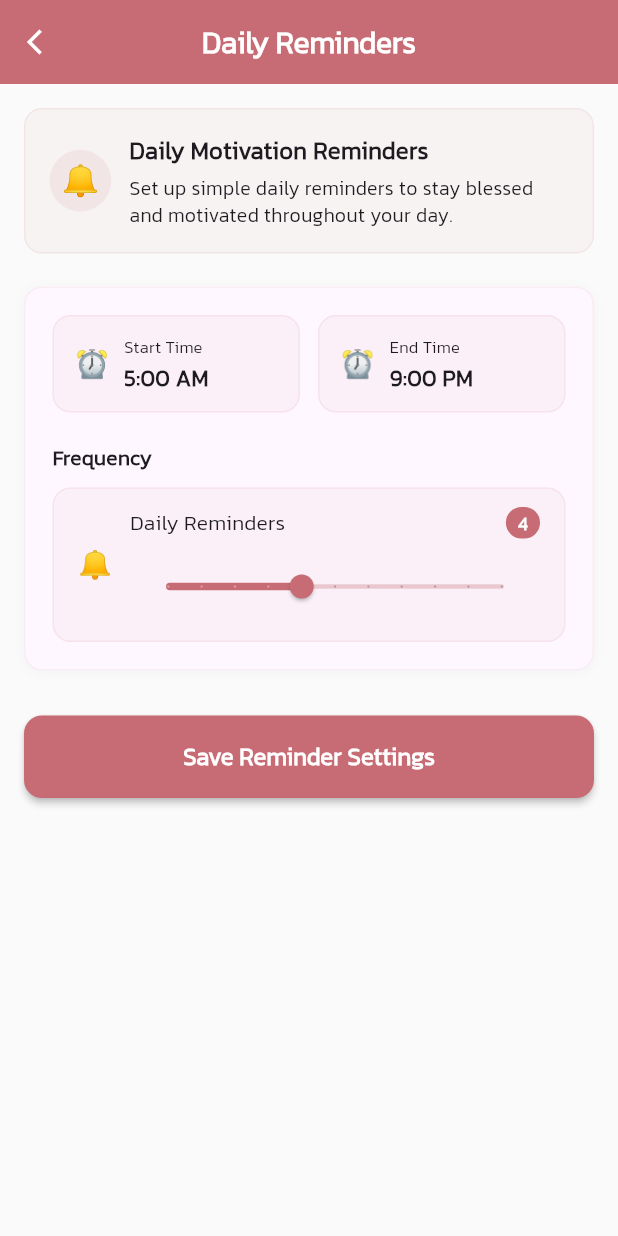
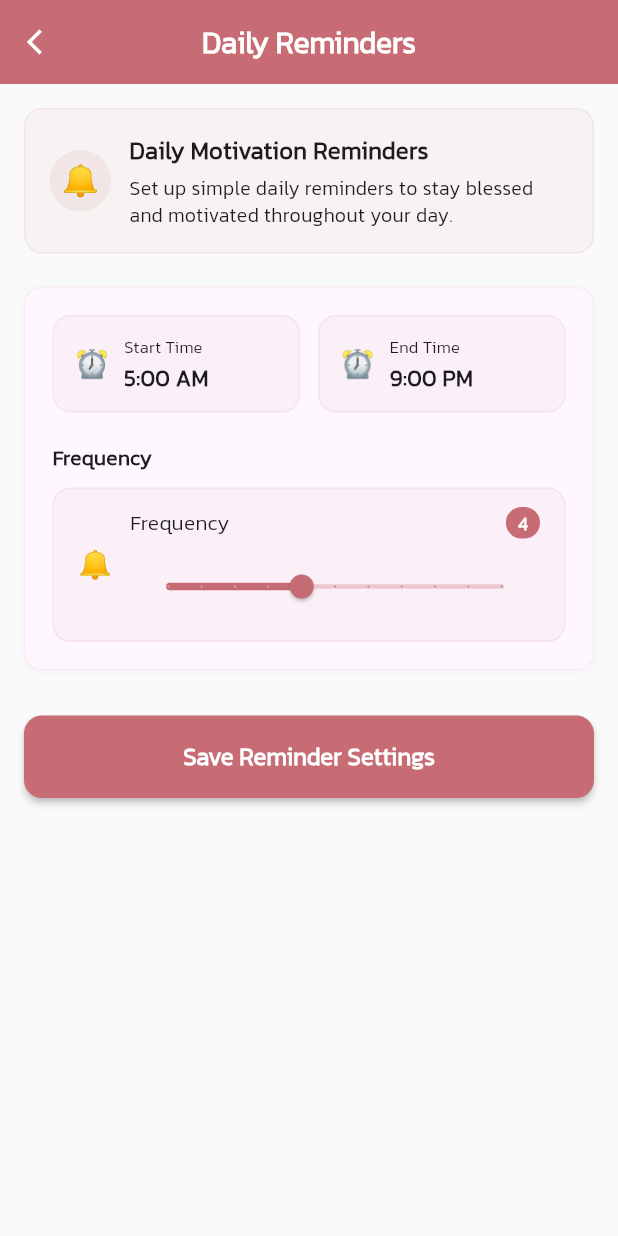
Before and after one commit to dantechu/phraser, a Flutter app: the FreeNotificationSettingsScreen screen opened directly, on a phone screen of 412 x 824 dp. Run offline on Flutter 3.47's test engine with Material 3 defaults, Android fonts, the phone set to English and light mode, and no system bars; our stand-ins replace cached_network_image, carousel_slider, cloud_firestore, device_info_plus, dio, firebase_analytics and 25 more; missing offline and left inert: colorful_safe_area, flutter_email_sender, in_app_purchase_android, in_app_purchase_storekit, modal_progress_hud_alt, rate_my_app and 1 more; accounts and stored records are empty; generated files the repository leaves out were written again; network calls fail.

Commit message:
Reminders UI improved.

```diff
--- a/phraser/lib/screens/notification_settings/free_notifications_settings.dart
+++ b/phraser/lib/screens/notification_settings/free_notifications_settings.dart
@@ -243,13 +243,15 @@ class _FreeNotificationSettingsScreenState extends State<FreeNotificationSetting
 
   @override
   Widget build(BuildContext context) {
+    final isDark = Theme.of(context).brightness == Brightness.dark;
+
     return ColorfulSafeArea(
-      color: Theme.of(context).primaryColor,
+      color: isDark ? Colors.grey[850]! : kPrimaryColor,
       child: Scaffold(
         appBar: AppBar(
           elevation: 0,
           scrolledUnderElevation: 0,
-          backgroundColor: Theme.of(context).primaryColor,
+          backgroundColor: isDark ? Colors.grey[850]! : kPrimaryColor,
           leading: IconButton(
             onPressed: () => Navigator.pop(context),
             icon: const Icon(
@@ -279,10 +281,14 @@ class _FreeNotificationSettingsScreenState extends State<FreeNotificationSetting
                   margin: const EdgeInsets.all(16),
                   padding: const EdgeInsets.all(16),
                   decoration: BoxDecoration(
-                    color: Theme.of(context).primaryColor.withOpacity(0.05),
+                    color: isDark
+                        ? kPrimaryColor.withOpacity(0.15)
+                        : kPrimaryColor.withOpacity(0.05),
                     borderRadius: BorderRadius.circular(12),
                     border: Border.all(
-                      color: Theme.of(context).primaryColor.withOpacity(0.1),
+                      color: isDark
+                          ? kPrimaryColor.withOpacity(0.3)
+                          : kPrimaryColor.withOpacity(0.1),
                       width: 1,
                     ),
                   ),
@@ -291,7 +297,8 @@ class _FreeNotificationSettingsScreenState extends State<FreeNotificationSetting
                       Container(
                         padding: const EdgeInsets.all(8),
                         decoration: BoxDecoration(
-                          color: Theme.of(context).primaryColor.withOpacity(0.1),
+                          color: isDark
+                              ? kPrimaryColor.withOpacity(0.3)                           : kPrimaryColor.withOpacity(0.1),
                           shape: BoxShape.circle,
                         ),
                         child: const Text(
@@ -389,10 +396,14 @@ class _FreeNotificationSettingsScreenState extends State<FreeNotificationSetting
                         Container(
                           padding: const EdgeInsets.symmetric(horizontal: 16, vertical: 12),
                           decoration: BoxDecoration(
-                            color: Theme.of(context).primaryColor.withOpacity(0.05),
+                            color: isDark
+                                ? kPrimaryColor.withOpacity(0.15)
+                                : kPrimaryColor.withOpacity(0.05),
                             borderRadius: BorderRadius.circular(12),
                             border: Border.all(
-                              color: Theme.of(context).primaryColor.withOpacity(0.1),
+                              color: isDark
+                            ? kPrimaryColor.withOpacity(0.3)
+        : kPrimaryColor.withOpacity(0.1),
                               width: 1,
                             ),
                           ),
@@ -411,7 +422,7 @@ class _FreeNotificationSettingsScreenState extends State<FreeNotificationSetting
                                       mainAxisAlignment: MainAxisAlignment.spaceBetween,
                                       children: [
                                         Text(
-                                          'Daily Reminders',
+                                          'Frequency',
                                           style: TextStyle(
                                             fontWeight: FontWeight.w500,
                                             fontSize: 14,
@@ -425,7 +436,7 @@ class _FreeNotificationSettingsScreenState extends State<FreeNotificationSetting
                                           padding: const EdgeInsets.symmetric(
                                               horizontal: 8, vertical: 2),
                                           decoration: BoxDecoration(
-                                            color: Theme.of(context).primaryColor,
+                                            color: kPrimaryColor,
                                             borderRadius: BorderRadius.circular(12),
                                           ),
                                           child: Text(
@@ -442,12 +453,10 @@ class _FreeNotificationSettingsScreenState extends State<FreeNotificationSetting
                                     const SizedBox(height: 8),
                                     SliderTheme(
                                       data: SliderTheme.of(context).copyWith(
-                                        activeTrackColor: Theme.of(context).primaryColor,
-                                        inactiveTrackColor:
-                                            Theme.of(context).primaryColor.withOpacity(0.3),
-                                        thumbColor: Theme.of(context).primaryColor,
-                                        overlayColor:
-                                            Theme.of(context).primaryColor.withOpacity(0.1),
+                                        activeTrackColor: kPrimaryColor,
+                                        inactiveTrackColor: kPrimaryColor.withOpacity(0.3),
+                                        thumbColor: kPrimaryColor,
+                                        overlayColor: kPrimaryColor.withOpacity(0.1),
                                         trackHeight: 3,
                                         thumbShape: const RoundSliderThumbShape(
                                             enabledThumbRadius: 8),
@@ -597,7 +606,7 @@ class _FreeNotificationSettingsScreenState extends State<FreeNotificationSetting
                       await _saveNotificationSettings();
                     },
                     style: ElevatedButton.styleFrom(
-                      backgroundColor: Theme.of(context).primaryColor,
+                      backgroundColor: kPrimaryColor,
                       foregroundColor: Colors.white,
                       elevation: 2,
                       shape: RoundedRectangleBorder(
```
Also changed, not shown: phraser/lib/screens/notification_settings/notification_settings.dart (+15 -7 lines), phraser/lib/screens/notification_settings/widgets/days_of_week.dart (+14 -7 lines), phraser/lib/screens/notification_settings/widgets/notification_title_widget.dart (+21 -8 lines), phraser/lib/screens/notification_settings/widgets/specific_time_notification_widget.dart (+38 -18 lines).
